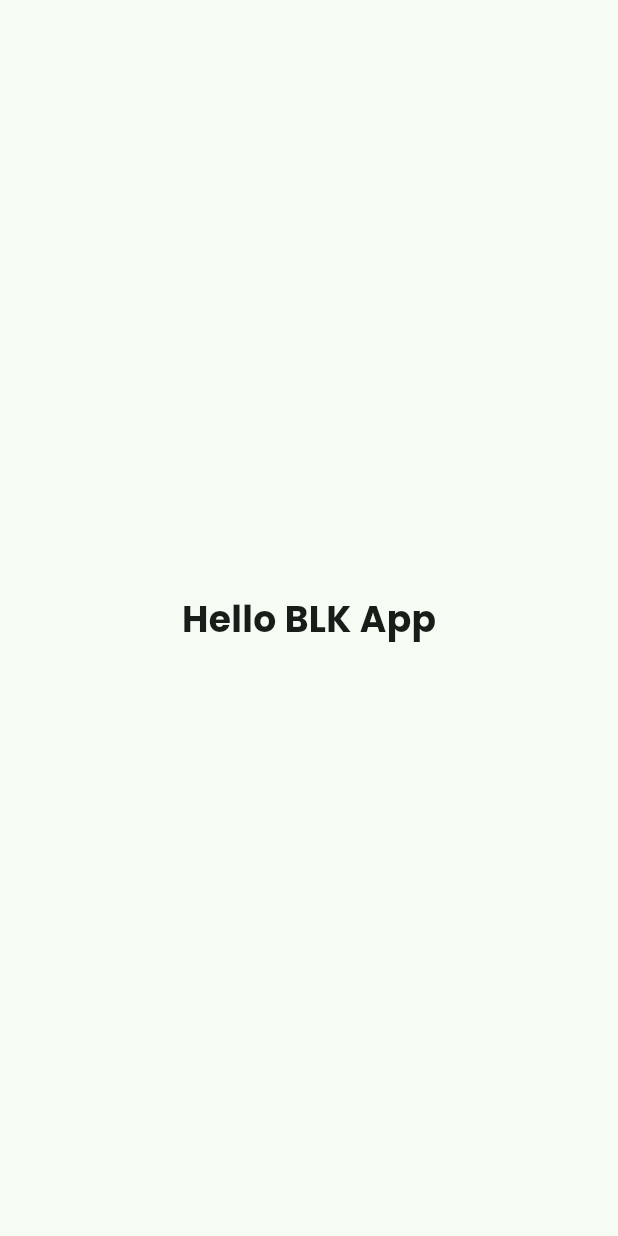
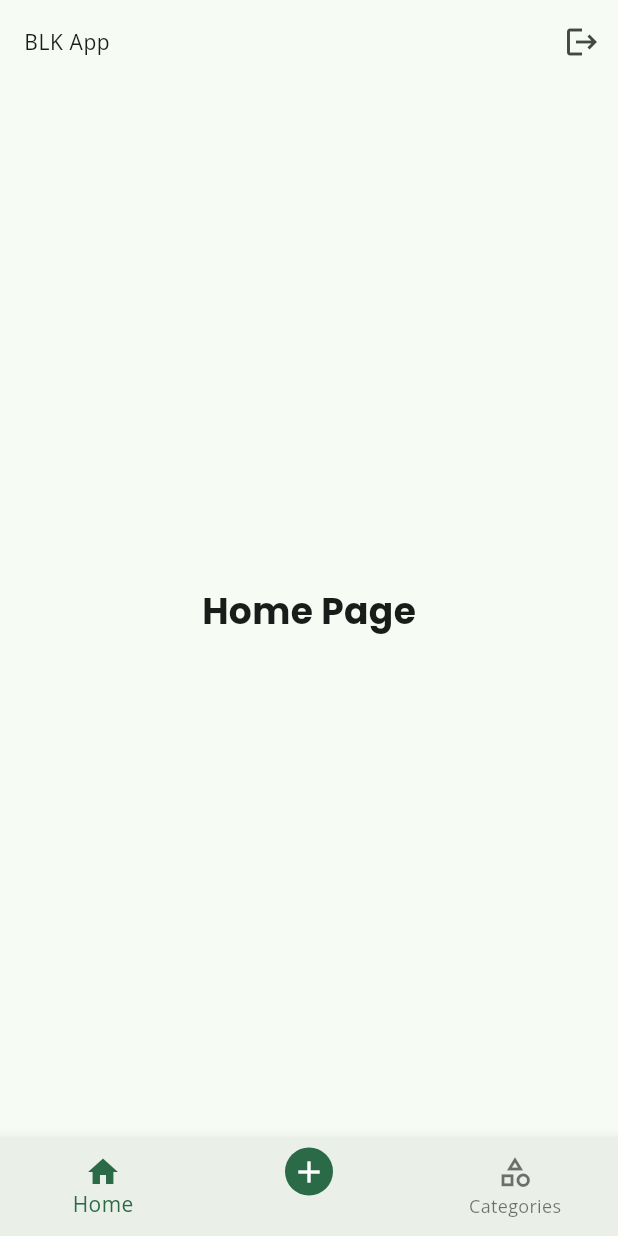
Before and after one commit to faruqonaayo/ethircle_blk_app, a Flutter app: the screen it shows after launch, on a phone screen of 412 x 824 dp. Run offline on Flutter 3.47's test engine with Material 3 defaults, Android fonts, the phone set to English and light mode, and no system bars; our stand-ins replace google_fonts.

Commit message:
Implement AppLayout screen and update main app structure

```diff
--- a/lib/main.dart
+++ b/lib/main.dart
@@ -1,7 +1,6 @@
+import 'package:ethircle_blk_app/screens/app_layout.dart';
 import 'package:flutter/material.dart';
 import 'package:google_fonts/google_fonts.dart';
-
-import 'package:ethircle_blk_app/theme.dart';
 
 void main() {
   runApp(const BLKApp());
@@ -27,9 +26,7 @@ class BLKApp extends StatelessWidget {
       themeMode: ThemeMode.light,
       theme: getThemeData(kColorScheme),
       darkTheme: getThemeData(kDarkColorScheme),
-      home: Scaffold(
-        body: Center(child: Text("Hello BLK App", style: title1)),
-      ),
+      home: AppLayout(),
     );
   }
 
@@ -46,6 +43,9 @@ class BLKApp extends StatelessWidget {
         bodyMedium: bodyDefaultStyle.copyWith(fontSize: 16),
         bodySmall: bodyDefaultStyle.copyWith(fontSize: 14),
       ),
+      bottomNavigationBarTheme: BottomNavigationBarThemeData(
+        backgroundColor: colorScheme.surfaceContainer,
+      ),
     );
   }
 }
--- /dev/null
+++ b/lib/screens/app_layout.dart
@@ -0,0 +1,77 @@
+import 'package:flutter/material.dart';
+
+import 'package:ethircle_blk_app/theme.dart';
+
+class AppLayout extends StatefulWidget {
+  const AppLayout({super.key});
+
+  @override
+  State<AppLayout> createState() => _AppLayoutState();
+}
+
+class _AppLayoutState extends State<AppLayout> {
+  var currentPage = 0;
+
+  final pages = [
+    Center(child: Text("Home Page", style: title1)),
+    null,
+    Center(child: Text("Categories Page", style: title1)),
+  ];
+
+  @override
+  Widget build(BuildContext context) {
+    final textTheme = Theme.of(context).textTheme;
+    return Scaffold(
+      appBar: AppBar(
+        title: Text("BLK App", style: textTheme.bodySmall),
+        actions: [IconButton(onPressed: () {}, icon: Icon(Icons.logout))],
+      ),
+      body: pages[currentPage],
+      bottomNavigationBar: botNavBar,
+    );
+  }
+
+  // This function returns the bottom navigation bar
+  BottomNavigationBar get botNavBar {
+    return BottomNavigationBar(
+      type: BottomNavigationBarType.fixed,
+      items: [
+        BottomNavigationBarItem(
+          icon: Icon(currentPage == 0 ? Icons.home : Icons.home_outlined),
+          label: "Home",
+        ),
+        BottomNavigationBarItem(
+          icon: Container(
+            width: 32,
+            height: 32,
+            decoration: BoxDecoration(
+              borderRadius: BorderRadius.circular(16),
+              color: Theme.of(context).colorScheme.primary,
+            ),
+            child: Icon(
+              Icons.add,
+              color: Theme.of(context).colorScheme.onPrimary,
+            ),
+          ),
+          label: "",
+        ),
+        BottomNavigationBarItem(
+          icon: Icon(
+            currentPage == 2 ? Icons.category : Icons.category_outlined,
+          ),
+          label: "Categories",
+        ),
+      ],
+      currentIndex: currentPage,
+      onTap: (value) {
+        if (value == 1) {
+          showModalBottomSheet(context: context, builder: (ctx) => Container());
+          return;
+        }
+        setState(() {
+          currentPage = value;
+        });
+      },
+    );
+  }
+}
```
